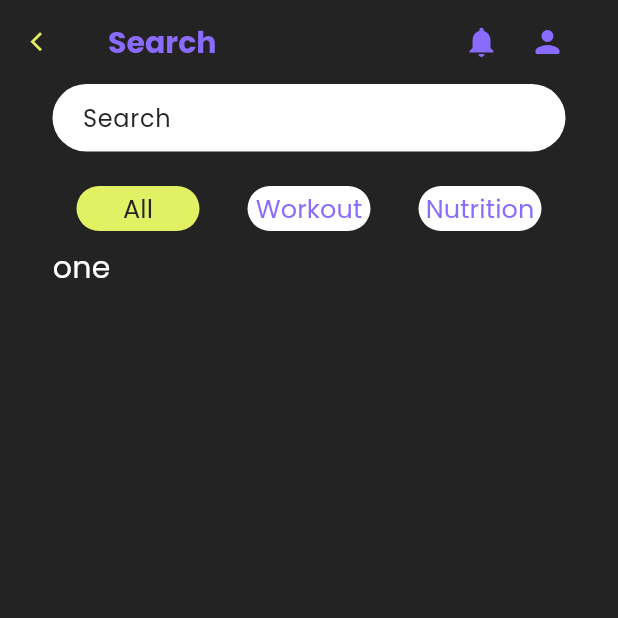
After one commit to maaz-afridi20/fit_body, a Flutter app: the HomeNavBar screen opened directly, after a tap on the "search" icon, on a phone screen of 412 x 824 dp, the top half of it. The commit adds this screen. Run offline on Flutter 3.47's test engine with Material 3 defaults, Android fonts, the light colour scheme and no system bars; our stand-ins replace cached_network_image, flutter_animate, flutter_screenutil, get, iconsax_flutter, shared_preferences and 3 more; missing offline and left inert: appinio_video_player; accounts and stored records are empty; network calls fail.

Commit message:
adding search screen in the home screen

```diff
--- a/lib/AppComons/widgets/appbar/homescreen_appbar.dart
+++ b/lib/AppComons/widgets/appbar/homescreen_appbar.dart
@@ -19,7 +19,10 @@ class HomeScreenAppbar extends StatelessWidget implements PreferredSizeWidget {
                 mainAxisSize: MainAxisSize.min,
                 mainAxisAlignment: MainAxisAlignment.spaceEvenly,
                 children: [
-                  const Icon(Icons.search, color: MColors.darkPurpleColor),
+                  GestureDetector(
+                      onTap: () => Get.to(() => const HomeScreenSearch()),
+                      child: const Icon(Icons.search,
+                          color: MColors.darkPurpleColor)),
                   MHelperFunctions.giveWidth(20.w),
                   GestureDetector(
                     onTap: () => Get.to(() => const NotificationScreen()),
--- a/lib/AppComons/widgets/textfields/m_textfield.dart
+++ b/lib/AppComons/widgets/textfields/m_textfield.dart
@@ -2,11 +2,16 @@ import 'package:fit_body/Utils/constants/exports.dart';
 
 class MTextField extends StatelessWidget {
   const MTextField(
-      {super.key, required this.hintText, this.keyboardInputType, this.suffix});
+      {super.key,
+      required this.hintText,
+      this.keyboardInputType,
+      this.suffix,
+      this.broderRadius});
 
   final String hintText;
   final TextInputType? keyboardInputType;
   final Widget? suffix;
+  final BorderRadius? broderRadius;
   @override
   Widget build(BuildContext context) {
     return SizedBox(
@@ -25,7 +30,7 @@ class MTextField extends StatelessWidget {
               suffixIcon: suffix,
               border: OutlineInputBorder(
                   borderSide: BorderSide.none,
-                  borderRadius: BorderRadius.circular(15.r)))),
+                  borderRadius: broderRadius ?? BorderRadius.circular(15.r)))),
     );
   }
 }
--- /dev/null
+++ b/lib/Features/gym/controllers/tab_controllers/search_tab_controller.dart
@@ -0,0 +1,34 @@
+import 'package:fit_body/Utils/constants/exports.dart';
+
+class SearchTabController extends GetxController
+    with GetSingleTickerProviderStateMixin {
+  late TabController tabController;
+
+  final RxInt currentIndex = 0.obs;
+
+  @override
+  void onInit() {
+    tabController = TabController(length: 3, vsync: this);
+    tabController.addListener(() {
+      currentIndex.value = tabController.index;
+      update();
+    });
+    super.onInit();
+  }
+
+  Color getBackgroundColor(int index) {
+    return currentIndex.value == index ? MColors.yellowishColor : Colors.white;
+  }
+
+  Color getTitleTextColor(int index) {
+    return currentIndex.value == index
+        ? MColors.balckColor
+        : MColors.darkPurpleColor;
+  }
+
+  @override
+  void onClose() {
+    tabController.dispose();
+    super.onClose();
+  }
+}
--- /dev/null
+++ b/lib/Features/gym/screens/home/home_screen_search/home_screen_search.dart
@@ -0,0 +1,69 @@
+import 'package:fit_body/Utils/constants/exports.dart';
+
+class HomeScreenSearch extends StatelessWidget {
+  const HomeScreenSearch({super.key});
+
+  @override
+  Widget build(BuildContext context) {
+    final controller = Get.put(SearchTabController());
+    return Scaffold(
+      appBar: MAppbar(
+        appbarTitle: "Search",
+        action: [
+          const Icon(Icons.notifications, color: MColors.darkPurpleColor),
+          20.widthBox,
+          const Icon(Icons.person_rounded, color: MColors.darkPurpleColor)
+              .pOnly(right: 35.w)
+        ],
+      ),
+      body: SafeArea(
+        child: Column(
+          children: [
+            MTextField(
+                hintText: 'Search', broderRadius: BorderRadius.circular(30.r)),
+            15.heightBox,
+            Obx(() => TabBar(
+                    controller: controller.tabController,
+                    dividerColor: Colors.transparent,
+                    splashFactory: NoSplash.splashFactory,
+                    indicatorColor: Colors.transparent,
+                    tabs: [
+                      Tab(
+                          child: MCircularContainer(
+                              titleText: 'All',
+                              heightOfContainer: 30,
+                              widthOfContainer: MHelperFunctions.screenWidth(),
+                              textFontsize: 17.sp,
+                              backgroundColor: controller.getBackgroundColor(0),
+                              textcolor: controller.getTitleTextColor(0))),
+                      Tab(
+                          child: MCircularContainer(
+                              titleText: 'Workout',
+                              widthOfContainer: MHelperFunctions.screenWidth(),
+                              heightOfContainer: 30,
+                              textFontsize: 17.sp,
+                              backgroundColor: controller.getBackgroundColor(1),
+                              textcolor: controller.getTitleTextColor(1))),
+                      Tab(
+                          child: MCircularContainer(
+                              widthOfContainer: MHelperFunctions.screenWidth(),
+                              titleText: 'Nutrition',
+                              heightOfContainer: 30,
+                              textFontsize: 17.sp,
+                              backgroundColor: controller.getBackgroundColor(2),
+                              textcolor: controller.getTitleTextColor(2)))
+                    ])),
+            Expanded(
+              child:
+                  TabBarView(controller: controller.tabController, children: [
+                "one".text.white.size(20).make(),
+                "two".text.white.size(20).make(),
+                "three".text.white.size(20).make(),
+              ]),
+            )
+          ],
+        ).px(35.w),
+      ),
+    );
+  }
+}
--- a/lib/Utils/constants/exports.dart
+++ b/lib/Utils/constants/exports.dart
@@ -108,3 +108,5 @@ export 'package:fit_body/Features/gym/screens/progress/progress_screen.dart';
 export 'package:fit_body/Features/gym/controllers/tab_controllers/notification_showing_tabbar_controller.dart';
 export 'package:fit_body/Features/gym/screens/home/home_screen_notifications/reminders.dart';
 export 'package:fit_body/Features/gym/screens/home/home_screen_notifications/system_notification.dart';
+export 'package:fit_body/Features/gym/screens/home/home_screen_search/home_screen_search.dart';
+export 'package:fit_body/Features/gym/controllers/tab_controllers/search_tab_controller.dart';
```
